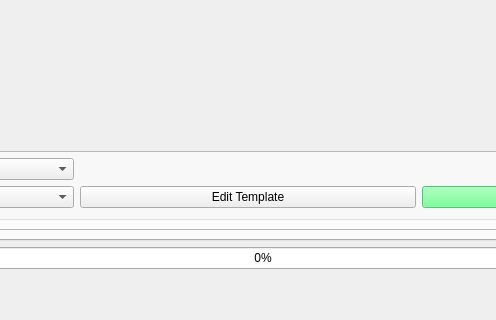
Old version of the form tasmohabUI.ui in the repository Gifford47/tasmohab; both pictures show x 274 to 770 and y 527 to 847 of the 1074 by 847 pixel window.
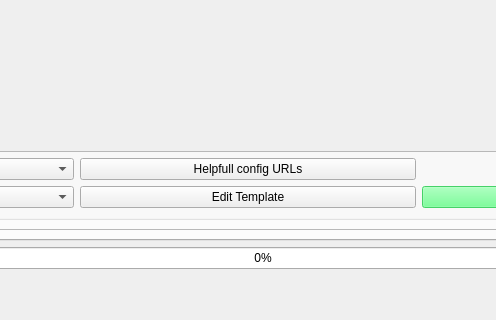
New version of the form. Icons and pictures are not drawn.

Commit message: - added new button 'Helpfull config urls' to show urls defined in tasmohab.cfg

The edit to the form file:
```diff
--- a/tasmohabUI.ui
+++ b/tasmohabUI.ui
@@ -456,6 +456,13 @@
                     </property>
                    </widget>
                   </item>
+                  <item row="0" column="2">
+                   <widget class="QPushButton" name="btn_helpfullurls">
+                    <property name="text">
+                     <string>Helpfull config URLs</string>
+                    </property>
+                   </widget>
+                  </item>
                  </layout>
                 </item>
                </layout>
```
Left out of the diff: 2 changed lines with no effect on the pictures. The commit also changes 3 other files.
